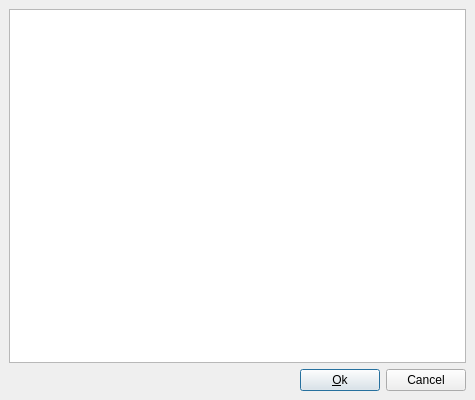
Before: the Qt Designer form src/toaboutui.ui in tora-tool/tora, drawn with Qt 5.
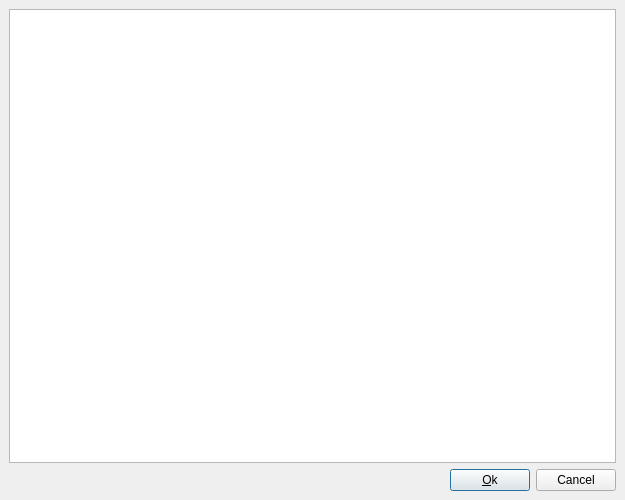
After: the same form once the commit is applied.

What changed in the file:
```diff
--- a/src/toaboutui.ui
+++ b/src/toaboutui.ui
@@ -5,8 +5,8 @@
    <rect>
     <x>0</x>
     <y>0</y>
-    <width>475</width>
-    <height>400</height>
+    <width>625</width>
+    <height>500</height>
    </rect>
   </property>
   <property name="windowTitle" >
```
